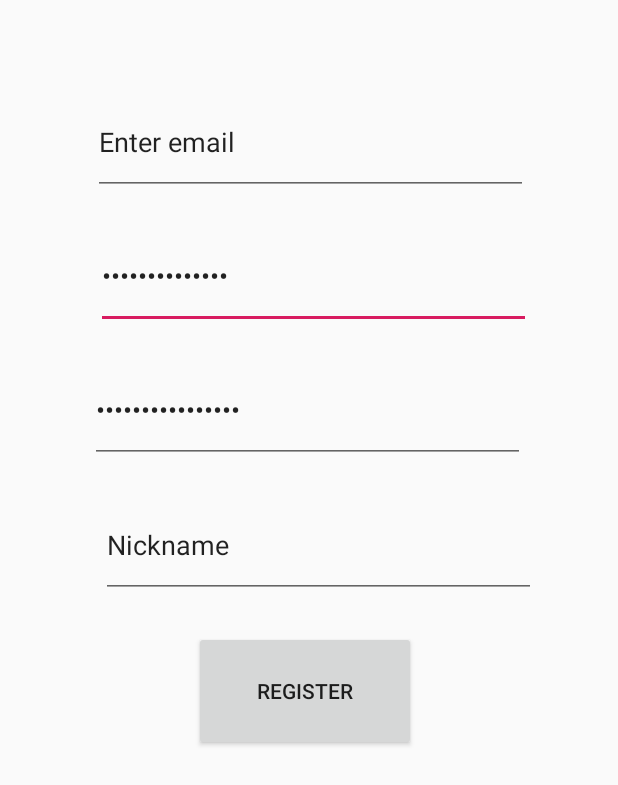
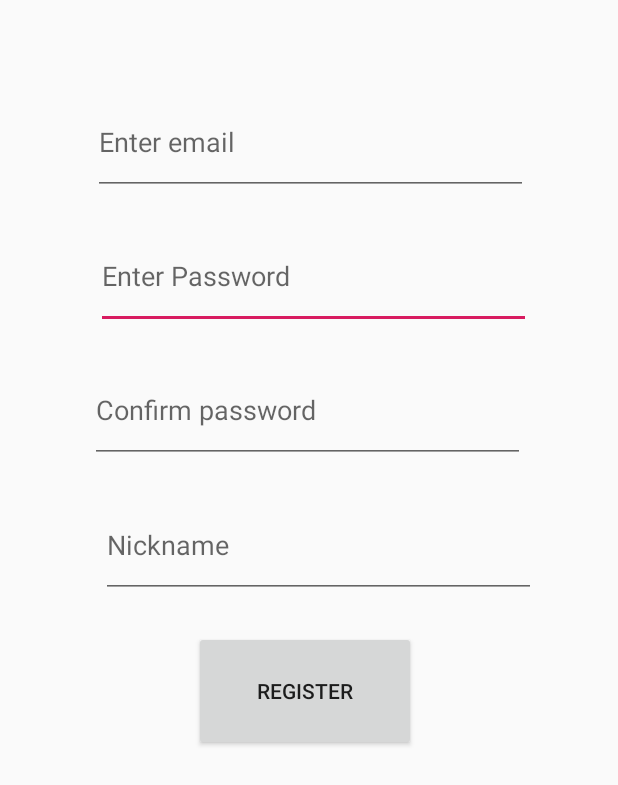
Before and after one commit to transmission-project/y2-project, an Android app: the RegistrationActivity screen opened directly, with no data from a screen before it, on a phone screen of 412 x 824 dp. Shown: the top 785 px of the screen. Run offline under Robolectric (Android 15) with nearby library versions, the light colour scheme and no system bars; our stand-ins replace Firebase (no records; nobody signed in at launch, a user with empty details on screens opened directly).

Commit message:
Updated registration page

```diff
--- a/android/app/src/main/res/layout/content_registation.xml
+++ b/android/app/src/main/res/layout/content_registation.xml
@@ -21,7 +21,7 @@
         android:layout_marginTop="19dp"
         android:ems="10"
         android:inputType="textPassword"
-        android:text="Enter Password" />
+        android:hint="Enter Password" />
 
     <Button
         android:id="@+id/register2"
@@ -47,7 +47,7 @@
         android:layout_marginTop="20dp"
         android:ems="10"
         android:inputType="textPersonName"
-        android:text="Nickname" />
+        android:hint="Nickname" />
 
     <EditText
         android:id="@+id/email"
@@ -61,7 +61,7 @@
         android:layout_marginTop="60dp"
         android:ems="10"
         android:inputType="textEmailAddress"
-        android:text="Enter email" />
+        android:hint="Enter email" />
 
     <EditText
         android:id="@+id/confirmPassword"
@@ -75,5 +75,5 @@
         android:layout_marginTop="19dp"
         android:ems="10"
         android:inputType="textPassword"
-        android:text="Confirm password" />
+        android:hint="Confirm password" />
 </RelativeLayout>
```
